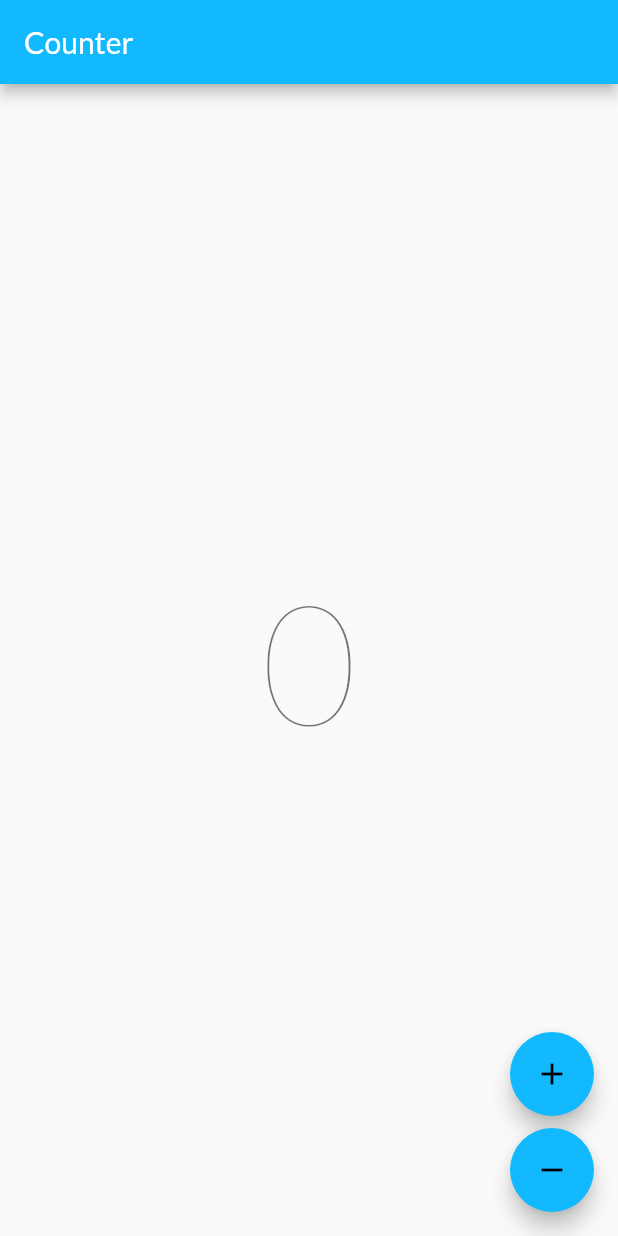
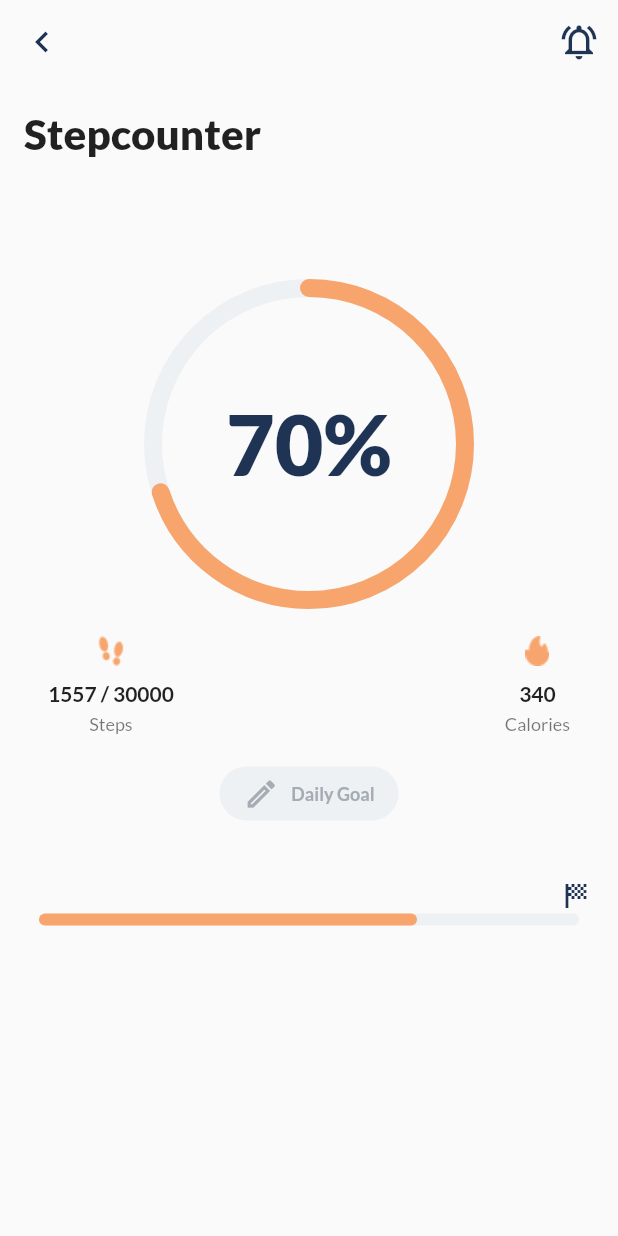
Before and after one commit to zachmattopo/flutter_steps_counter, a Flutter app: the screen it shows after launch, on a phone screen of 412 x 824 dp. Run offline on Flutter 3.47's test engine with Material 2 defaults, Android fonts, the phone set to English and light mode, and no system bars; drawn by our look-alikes of percent_indicator; our stand-ins replace bloc, flutter_bloc, gap; generated files the repository leaves out were written again.

Commit message:
add theme and main step counter page UI

```diff
--- a/lib/app/view/steps_counter_app.dart
+++ b/lib/app/view/steps_counter_app.dart
@@ -9,6 +9,7 @@ import 'package:flutter/material.dart';
 import 'package:flutter_localizations/flutter_localizations.dart';
 import 'package:flutter_steps_counter/counter/counter.dart';
 import 'package:flutter_steps_counter/l10n/l10n.dart';
+import 'package:flutter_steps_counter/theme/custom_theme.dart';
 
 class StepsCounterApp extends StatelessWidget {
   const StepsCounterApp({super.key});
@@ -17,19 +18,13 @@ class StepsCounterApp extends StatelessWidget {
   Widget build(BuildContext context) {
     return MaterialApp(
       title: 'Steps Counter App',
-      theme: ThemeData(
-        appBarTheme: const AppBarTheme(color: Color(0xFF13B9FF)),
-        colorScheme: ColorScheme.fromSwatch(
-          accentColor: const Color(0xFF13B9FF),
-        ),
-        fontFamily: 'Lato',
-      ),
+      theme: CustomTheme.lightTheme,
       localizationsDelegates: const [
         AppLocalizations.delegate,
         GlobalMaterialLocalizations.delegate,
       ],
       supportedLocales: AppLocalizations.supportedLocales,
-      home: const CounterPage(),
+      home: const StepCounterPage(),
     );
   }
 }
--- a/lib/counter/counter.dart
+++ b/lib/counter/counter.dart
@@ -6,4 +6,4 @@
 // https://opensource.org/licenses/MIT.
 
 export 'cubit/counter_cubit.dart';
-export 'view/counter_page.dart';
+export 'view/step_counter_page.dart';
--- a/lib/counter/view/counter_page.dart
+++ /dev/null
@@ -1,62 +0,0 @@
-// Copyright (c) 2022, Very Good Ventures
-// https://verygood.ventures
-//
-// Use of this source code is governed by an MIT-style
-// license that can be found in the LICENSE file or at
-// https://opensource.org/licenses/MIT.
-
-import 'package:flutter/material.dart';
-import 'package:flutter_bloc/flutter_bloc.dart';
-import 'package:flutter_steps_counter/counter/counter.dart';
-import 'package:flutter_steps_counter/l10n/l10n.dart';
-
-class CounterPage extends StatelessWidget {
-  const CounterPage({super.key});
-
-  @override
-  Widget build(BuildContext context) {
-    return BlocProvider(
-      create: (_) => CounterCubit(),
-      child: const CounterView(),
-    );
-  }
-}
-
-class CounterView extends StatelessWidget {
-  const CounterView({super.key});
-
-  @override
-  Widget build(BuildContext context) {
-    final l10n = context.l10n;
-    return Scaffold(
-      appBar: AppBar(title: Text(l10n.counterAppBarTitle)),
-      body: const Center(child: CounterText()),
-      floatingActionButton: Column(
-        mainAxisAlignment: MainAxisAlignment.end,
-        crossAxisAlignment: CrossAxisAlignment.end,
-        children: [
-          FloatingActionButton(
-            onPressed: () => context.read<CounterCubit>().increment(),
-            child: const Icon(Icons.add),
-          ),
-          const SizedBox(height: 8),
-          FloatingActionButton(
-            onPressed: () => context.read<CounterCubit>().decrement(),
-            child: const Icon(Icons.remove),
-          ),
-        ],
-      ),
-    );
-  }
-}
-
-class CounterText extends StatelessWidget {
-  const CounterText({super.key});
-
-  @override
-  Widget build(BuildContext context) {
-    final theme = Theme.of(context);
-    final count = context.select((CounterCubit cubit) => cubit.state);
-    return Text('$count', style: theme.textTheme.headline1);
-  }
-}
--- /dev/null
+++ b/lib/counter/view/step_counter_page.dart
@@ -0,0 +1,267 @@
+// Copyright (c) 2022, Very Good Ventures
+// https://verygood.ventures
+//
+// Use of this source code is governed by an MIT-style
+// license that can be found in the LICENSE file or at
+// https://opensource.org/licenses/MIT.
+
+import 'package:flutter/material.dart';
+import 'package:flutter_bloc/flutter_bloc.dart';
+import 'package:flutter_steps_counter/counter/counter.dart';
+import 'package:flutter_steps_counter/l10n/l10n.dart';
+import 'package:flutter_steps_counter/theme/custom_colors.dart';
+import 'package:gap/gap.dart';
+import 'package:percent_indicator/percent_indicator.dart';
+
+class StepCounterPage extends StatelessWidget {
+  const StepCounterPage({super.key});
+
+  @override
+  Widget build(BuildContext context) {
+    return BlocProvider(
+      create: (_) => CounterCubit(),
+      child: const CounterView(),
+    );
+  }
+}
+
+class CounterView extends StatelessWidget {
+  const CounterView({super.key});
+
+  @override
+  Widget build(BuildContext context) {
+    final l10n = context.l10n;
+
+    // TODO(hafiz): Make this dynamic
+    const _isNotificationOn = true;
+
+    return Scaffold(
+      appBar: AppBar(
+        leading: IconButton(
+          iconSize: 28,
+          padding: const EdgeInsets.all(12),
+          onPressed: () {},
+          icon: const Icon(
+            Icons.chevron_left,
+          ),
+        ),
+        actions: [
+          IconButton(
+            iconSize: 28,
+            padding: const EdgeInsets.all(12),
+            icon: const Icon(
+              _isNotificationOn
+                  ? Icons.notifications_active_outlined
+                  : Icons.notifications_off_outlined,
+            ),
+            onPressed: () {
+              ScaffoldMessenger.of(context).hideCurrentSnackBar();
+              ScaffoldMessenger.of(context).showSnackBar(
+                SnackBar(
+                  content: Text(
+                    _isNotificationOn
+                        ? l10n.notificationOff
+                        : l10n.notificationOn,
+                  ),
+                ),
+              );
+            },
+          ),
+        ],
+      ),
+      body: const CounterBody(),
+    );
+  }
+}
+
+class CounterBody extends StatelessWidget {
+  const CounterBody({super.key});
+
+  @override
+  Widget build(BuildContext context) {
+    final l10n = context.l10n;
+
+    return Padding(
+      padding: const EdgeInsets.all(16),
+      child: SingleChildScrollView(
+        child: SafeArea(
+          child: Column(
+            crossAxisAlignment: CrossAxisAlignment.start,
+            children: [
+              Text(
+                l10n.stepCounterAppBarTitle,
+                style: Theme.of(context).textTheme.headline5?.copyWith(
+                      fontSize: 28,
+                      fontWeight: FontWeight.w800,
+                    ),
+              ),
+              const Gap(80),
+              const _CircularGoalProgress(),
+              const _StepsCaloriesCountRow(),
+              const _DailyGoalButton(),
+              const Gap(32),
+              const _LinearGoalProgress(),
+            ],
+          ),
+        ),
+      ),
+    );
+  }
+}
+
+class _CircularGoalProgress extends StatelessWidget {
+  const _CircularGoalProgress();
+
+  @override
+  Widget build(BuildContext context) {
+    return Center(
+      child: CircularPercentIndicator(
+        radius: 110,
+        lineWidth: 12,
+        animation: true,
+        animationDuration: 1000,
+        curve: Curves.easeOutCubic,
+        // TODO(hafiz): Make this dynamic
+        percent: 0.7,
+        center: Text(
+          // TODO(hafiz): Make this dynamic
+          '70%',
+          style: Theme.of(context).textTheme.headline2?.copyWith(
+                color: CustomColors.darkBlue,
+                fontWeight: FontWeight.w800,
+              ),
+        ),
+        circularStrokeCap: CircularStrokeCap.round,
+        progressColor: CustomColors.orange,
+        backgroundColor: CustomColors.fadeGray,
+      ),
+    );
+  }
+}
+
+class _StepsCaloriesCountRow extends StatelessWidget {
+  const _StepsCaloriesCountRow();
+
+  @override
+  Widget build(BuildContext context) {
+    final l10n = context.l10n;
+
+    return Padding(
+      padding: const EdgeInsets.all(16),
+      child: Row(
+        mainAxisAlignment: MainAxisAlignment.spaceBetween,
+        children: [
+          _MiniCounter(
+            iconAddress: 'assets/images/steps.png',
+            // TODO(hafiz): Make this dynamic
+            countNumber: '1557 / 30000',
+            countName: l10n.stepsText,
+          ),
+          _MiniCounter(
+            iconAddress: 'assets/images/flame.png',
+            // TODO(hafiz): Make this dynamic
+            countNumber: '340',
+            countName: l10n.caloriesText,
+          ),
+        ],
+      ),
+    );
+  }
+}
+
+class _MiniCounter extends StatelessWidget {
+  const _MiniCounter({
+    required this.iconAddress,
+    required this.countNumber,
+    required this.countName,
+  });
+
+  final String iconAddress;
+  final String countNumber;
+  final String countName;
+
+  @override
+  Widget build(BuildContext context) {
+    final textTheme = Theme.of(context).textTheme;
+
+    return Column(
+      children: [
+        ImageIcon(
+          AssetImage(iconAddress),
+          size: 24,
+        ),
+        const Gap(8),
+        Text(
+          countNumber,
+          style: textTheme.bodyText1?.copyWith(
+            fontWeight: FontWeight.bold,
+          ),
+        ),
+        const Gap(4),
+        Text(
+          countName,
+          style: textTheme.caption,
+        ),
+      ],
+    );
+  }
+}
+
+class _DailyGoalButton extends StatelessWidget {
+  const _DailyGoalButton();
+
+  @override
+  Widget build(BuildContext context) {
+    final l10n = context.l10n;
+
+    return Center(
+      child: ElevatedButton(
+        child: Row(
+          mainAxisSize: MainAxisSize.min,
+          children: [
+            const Icon(Icons.edit_outlined),
+            const Gap(8),
+            Text(
+              l10n.dailyGoalText,
+              style: Theme.of(context).textTheme.caption?.copyWith(
+                    fontWeight: FontWeight.bold,
+                    color: CustomColors.gray,
+                  ),
+            ),
+          ],
+        ),
+        onPressed: () {},
+      ),
+    );
+  }
+}
+
+class _LinearGoalProgress extends StatelessWidget {
+  const _LinearGoalProgress();
+
+  @override
+  Widget build(BuildContext context) {
+    return Column(
+      crossAxisAlignment: CrossAxisAlignment.end,
+      children: [
+        const Icon(
+          Icons.sports_score,
+          color: CustomColors.darkBlue,
+        ),
+        Center(
+          child: LinearPercentIndicator(
+            lineHeight: 8,
+            animation: true,
+            animationDuration: 1000,
+            curve: Curves.easeOutCubic,
+            // TODO(hafiz): Make this dynamic
+            percent: 0.7,
+            barRadius: const Radius.circular(16),
+            progressColor: CustomColors.orange,
+            backgroundColor: CustomColors.fadeGray,
+          ),
+        ),
+      ],
+    );
+  }
+}
--- a/lib/l10n/arb/app_en.arb
+++ b/lib/l10n/arb/app_en.arb
@@ -1,7 +1,43 @@
 {
     "@@locale": "en",
-    "counterAppBarTitle": "Counter",
-    "@counterAppBarTitle": {
-        "description": "Text shown in the AppBar of the Counter Page"
+
+    "stepCounterAppBarTitle": "Stepcounter",
+    "@stepCounterAppBarTitle": {
+        "description": "Text shown at the top of Step Counter Page"
+    },
+
+    "notificationOff": "Notification turned off",
+    "@notificationOff": {
+        "description": "Text shown in notification off snackbar"
+    },
+
+    "notificationOn": "Notification turned on!",
+    "@notificationOn": {
+        "description": "Text shown in notification on snackbar"
+    },
+
+    "stepsText": "Steps",
+    "@stepsText": {
+        "description": "Text shown under step count"
+    },
+
+    "caloriesText": "Calories",
+    "@caloriesText": {
+        "description": "Text shown under calorie count"
+    },
+
+    "dailyGoalText": "Daily Goal",
+    "@dailyGoalText": {
+        "description": "Text shown in Daily Goal button and Daily Goal Page"
+    },
+
+    "dailyGoalExplanation": "Set your daily step count goal:",
+    "@dailyGoalExplanation": {
+        "description": "Text shown in Daily Goal button"
+    },
+
+    "doneText": "DONE",
+    "@doneText": {
+        "description": "Text shown in CTA button for Daily Goal Page"
     }
 }
--- /dev/null
+++ b/lib/theme/custom_colors.dart
@@ -0,0 +1,14 @@
+import 'package:flutter/material.dart';
+
+class CustomColors {
+  CustomColors._();
+
+  /// Primary app theme color
+  static const orange = Color.fromARGB(255, 247, 165, 108);
+
+  /// Other colors
+  static const fadeGray = Color.fromARGB(255, 237, 241, 243);
+  static const gray = Color.fromARGB(255, 166, 172, 180);
+  static const softBlue = Color.fromARGB(255, 89, 98, 116);
+  static const darkBlue = Color.fromARGB(255, 31, 52, 85);
+}
--- /dev/null
+++ b/lib/theme/custom_theme.dart
@@ -0,0 +1,57 @@
+import 'package:flutter/material.dart';
+import 'package:flutter/services.dart';
+import 'package:flutter_steps_counter/theme/custom_colors.dart';
+
+class CustomTheme {
+  static ThemeData get lightTheme {
+    return ThemeData(
+      colorScheme: const ColorScheme(
+        brightness: Brightness.light,
+        primary: CustomColors.orange,
+        onPrimary: CustomColors.darkBlue,
+        secondary: CustomColors.gray,
+        onSecondary: CustomColors.softBlue,
+        error: Colors.red,
+        onError: CustomColors.darkBlue,
+        background: CustomColors.fadeGray,
+        onBackground: CustomColors.darkBlue,
+        surface: CustomColors.gray,
+        onSurface: CustomColors.darkBlue,
+      ),
+      // scaffoldBackgroundColor: CustomColors.fadeGray,
+      fontFamily: 'Lato',
+      appBarTheme: const AppBarTheme(
+        systemOverlayStyle: SystemUiOverlayStyle.dark,
+        color: Colors.transparent,
+        elevation: 0,
+        iconTheme: IconThemeData(
+          color: CustomColors.darkBlue,
+        ),
+      ),
+      iconTheme: const IconThemeData(
+        color: CustomColors.orange,
+      ),
+      buttonTheme: ButtonThemeData(
+        shape: RoundedRectangleBorder(
+          borderRadius: BorderRadius.circular(18),
+        ),
+        buttonColor: CustomColors.gray,
+      ),
+      elevatedButtonTheme: ElevatedButtonThemeData(
+        style: ElevatedButton.styleFrom(
+          primary: CustomColors.fadeGray,
+          onPrimary: CustomColors.gray,
+          elevation: 0,
+          shape: const RoundedRectangleBorder(
+            borderRadius: BorderRadius.all(
+              Radius.circular(20),
+            ),
+          ),
+        ),
+      ),
+    );
+  }
+
+  // TODO(hafiz): Create a dark theme
+  // static ThemeData get darkTheme {}
+}
```
Also changed, not shown: pubspec.yaml (+10 -0 lines), pubspec.lock, 2 other files.
